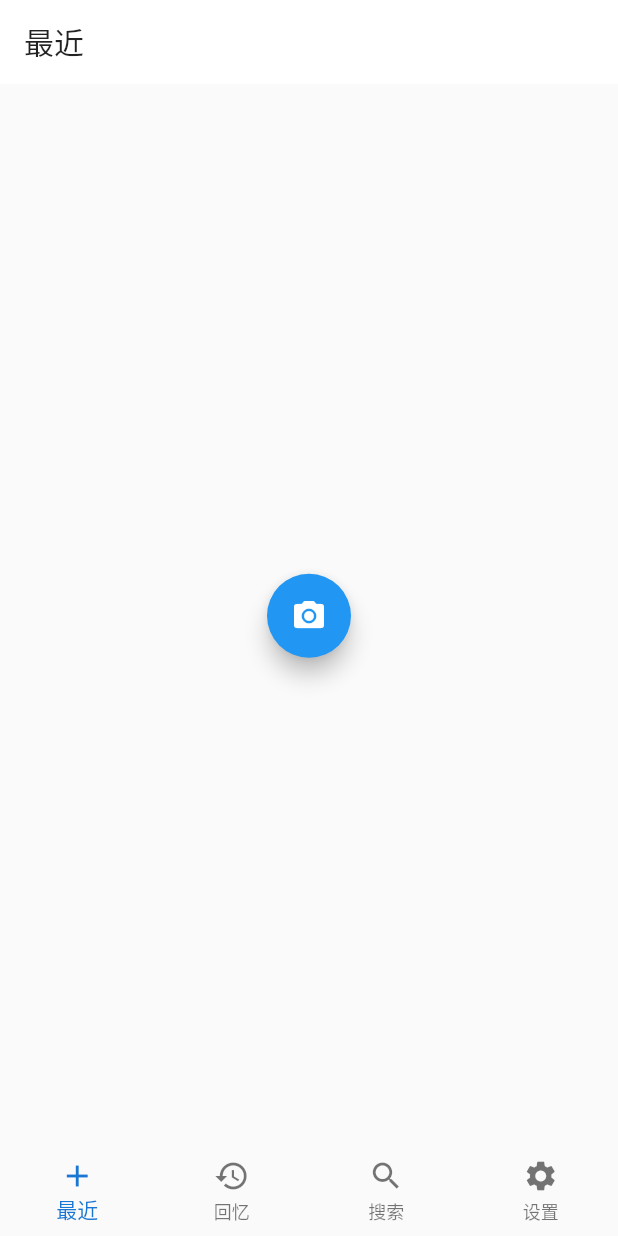
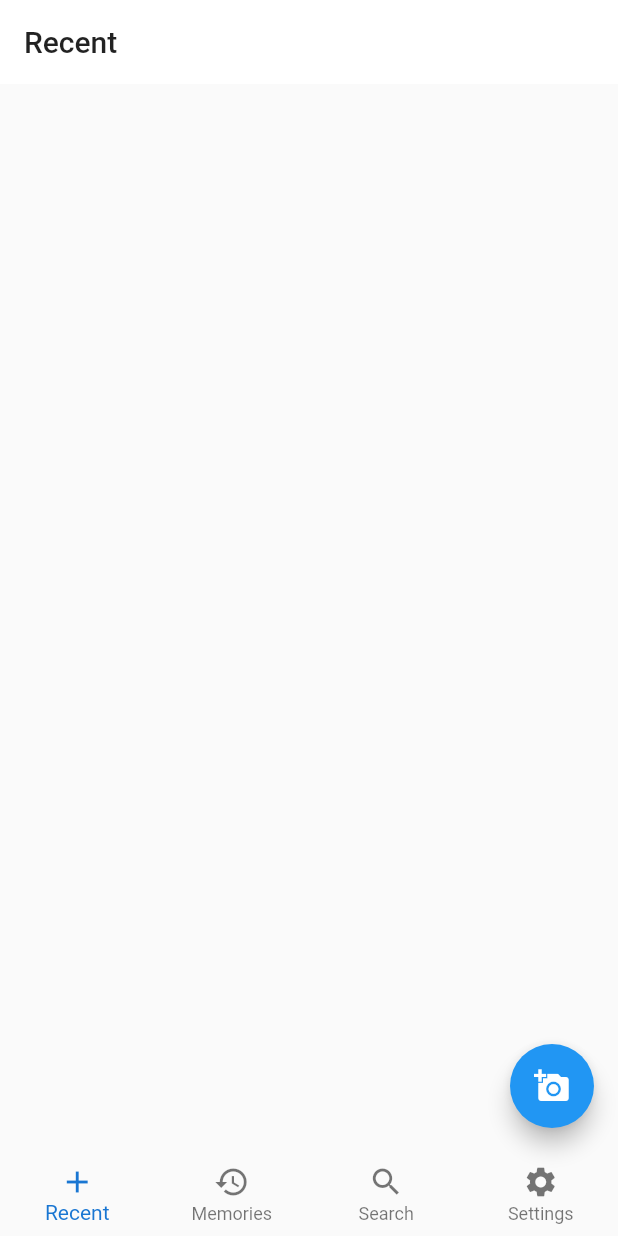
Before and after one commit to BOOK-BLOG/diary-graph, a Flutter app: the screen it shows after launch, on a phone screen of 412 x 824 dp. Run offline on Flutter 3.47's test engine with Material 2 defaults, Android fonts, the phone set to English and light mode, and no system bars.

Commit message:
Add features: file_io & more...

```diff
--- a/diary_graph_mobile/lib/localizations.dart
+++ b/diary_graph_mobile/lib/localizations.dart
@@ -7,16 +7,12 @@ class AppLocalizations {
   AppLocalizations(this.locale);
 
   static Map<String, Map<String, String>> _locallized = {
-    // 'noction': {
-    //   'en': 'Noction',
-    //   'zh': 'Noction',
-    // },
     'diarygraph': {
       'en': 'Diary Graph',
       'zh': 'Diary Graph',
     },
     'recent': {
-      'en': 'recent',
+      'en': 'Recent',
       'zh': '最近',
     },
     'memories': {
@@ -39,7 +35,6 @@ class AppLocalizations {
       'en': 'Cancel',
       'zh': '取消',
     },
-
     'applyTheTheme': {
       'en': 'Apply The Theme',
       'zh': '应用主题',
--- a/diary_graph_mobile/lib/main.dart
+++ b/diary_graph_mobile/lib/main.dart
@@ -1,15 +1,21 @@
 import 'package:flutter/cupertino.dart';
 import 'package:flutter/material.dart';
 import 'package:flutter_localizations/flutter_localizations.dart';
-import 'package:path_provider/path_provider.dart';
 import 'localizations.dart';
 import 'themestyle.dart';
+import 'file_system.dart';
+import 'start_up.dart';
 import 'pages/recent.dart';
 import 'pages/memories.dart';
 import 'pages/search.dart';
 import 'pages/settings.dart';
 
-void main() => runApp(MyApp());
+void main() {
+  WidgetsFlutterBinding.ensureInitialized();
+  getPath();
+  startUp();
+  runApp(MyApp());
+}
 
 class MyApp extends StatefulWidget {
   @override
@@ -17,13 +23,12 @@ class MyApp extends StatefulWidget {
 }
 
 class _MyAppState extends State<MyApp> {
-
   @override
   Widget build(BuildContext context) {
     switch (themeStyle) {
       case 'material':
         return MaterialApp(
-          locale: Locale('zh', 'CN'),
+          locale: Locale('en', 'US'),
           localizationsDelegates: [
             AppLocalizationsDelegate(),
             GlobalMaterialLocalizations.delegate,
@@ -41,7 +46,7 @@ class _MyAppState extends State<MyApp> {
         break;
       case 'cupertino':
         return CupertinoApp(
-          locale: Locale('zh', 'CN'),
+          locale: Locale('en', 'US'),
           localizationsDelegates: [
             AppLocalizationsDelegate(),
             GlobalMaterialLocalizations.delegate,
@@ -146,6 +151,15 @@ class _HomeState extends State<Home> {
           body: Center(
             child: _pages.elementAt(_currentIndex),
           ),
+          floatingActionButton: Visibility(
+            visible: true,
+            child: FloatingActionButton(
+              child: Icon(Icons.add_a_photo),
+              onPressed: () {
+                startUpJson();
+              },
+            ),
+          ),
           bottomNavigationBar: BottomNavigationBar(
             currentIndex: _currentIndex,
             onTap: _onTapHandler,
--- a/diary_graph_mobile/lib/pages/recent.dart
+++ b/diary_graph_mobile/lib/pages/recent.dart
@@ -13,12 +13,7 @@ class _RecentPageState extends State<RecentPage> {
   Widget build(BuildContext context) {
     switch (themeStyle) {
       case 'material':
-        return Center(
-          child: FloatingActionButton(
-            child: Icon(Icons.photo_camera),
-            onPressed: () {},
-          ),
-        );
+        return Container();
         break;
       case 'cupertino':
         return CupertinoPageScaffold(
```
Also changed, not shown: diary_graph_mobile/lib/file_system.dart (added, +14 -0 lines), diary_graph_mobile/lib/pages/settings.dart (+9 -29 lines), diary_graph_mobile/lib/start_up.dart (added, +23 -0 lines).
